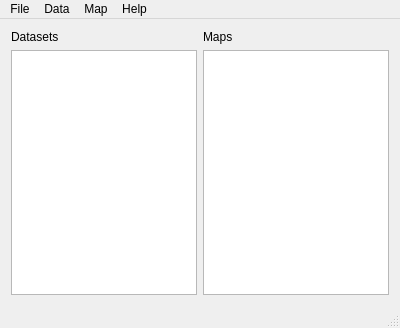
This is mainwindow.ui in VespucciProject/Vespucci as Qt 5 draws it before an edit. The edited form follows.
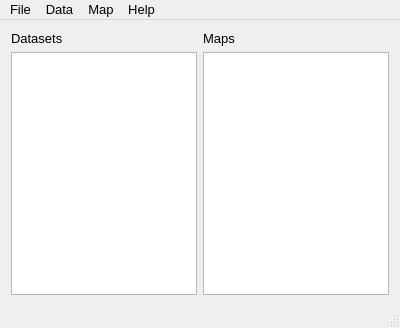
This is the edited form. Icons and pictures are not drawn.

Commit message: UI enhancements (larger dialogs with larger font (10 pt instead of 8 pt), plot preview interactions (mouse wheel zoom, drag), simplification of forms). Implementation of composite datasets through MetaDataset and MetaDatasetDialog.

Diff of the .ui file:
```diff
--- a/mainwindow.ui
+++ b/mainwindow.ui
@@ -16,6 +16,11 @@
     <height>300</height>
    </size>
   </property>
+  <property name="font">
+   <font>
+    <pointsize>10</pointsize>
+   </font>
+  </property>
   <property name="windowTitle">
    <string>Vespucci</string>
   </property>
```
Left out of the diff: 6 changed lines with no effect on the pictures. The commit also changes 36 other files.
